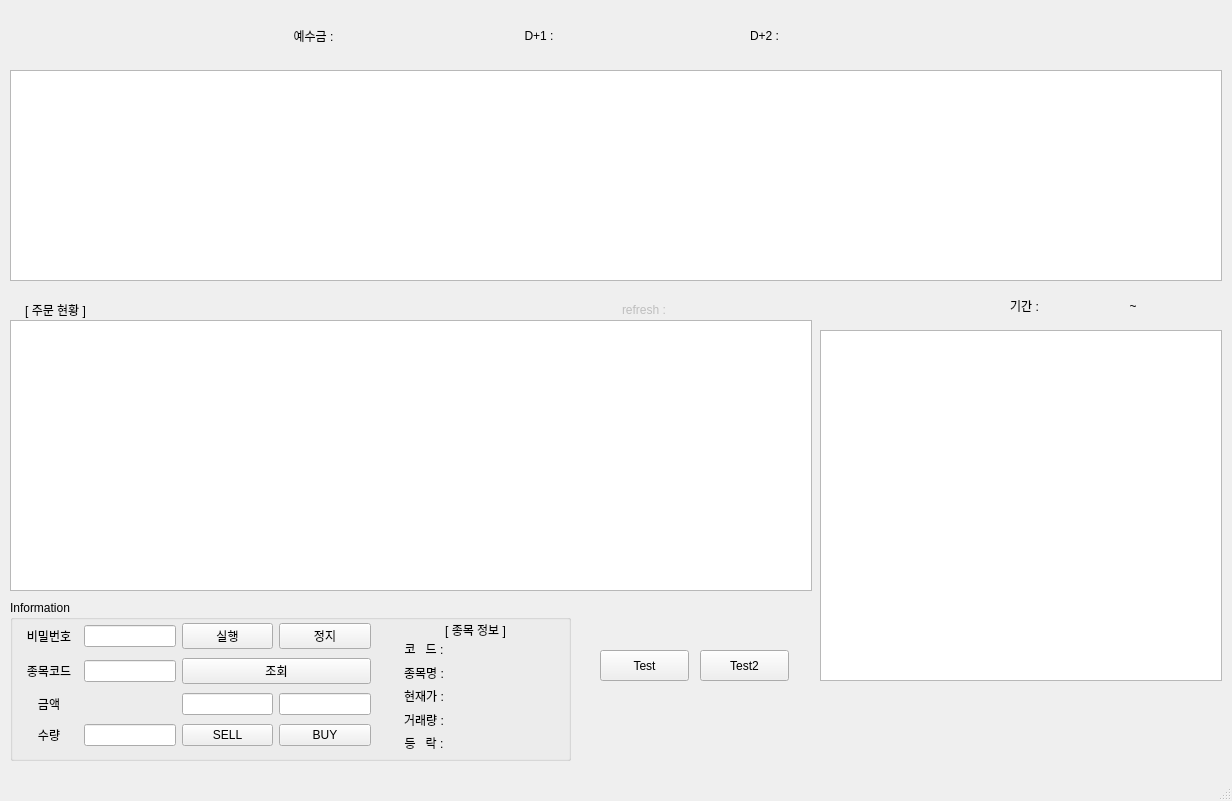
naikiki87/python, file K2/interface.ui: the form before one commit.
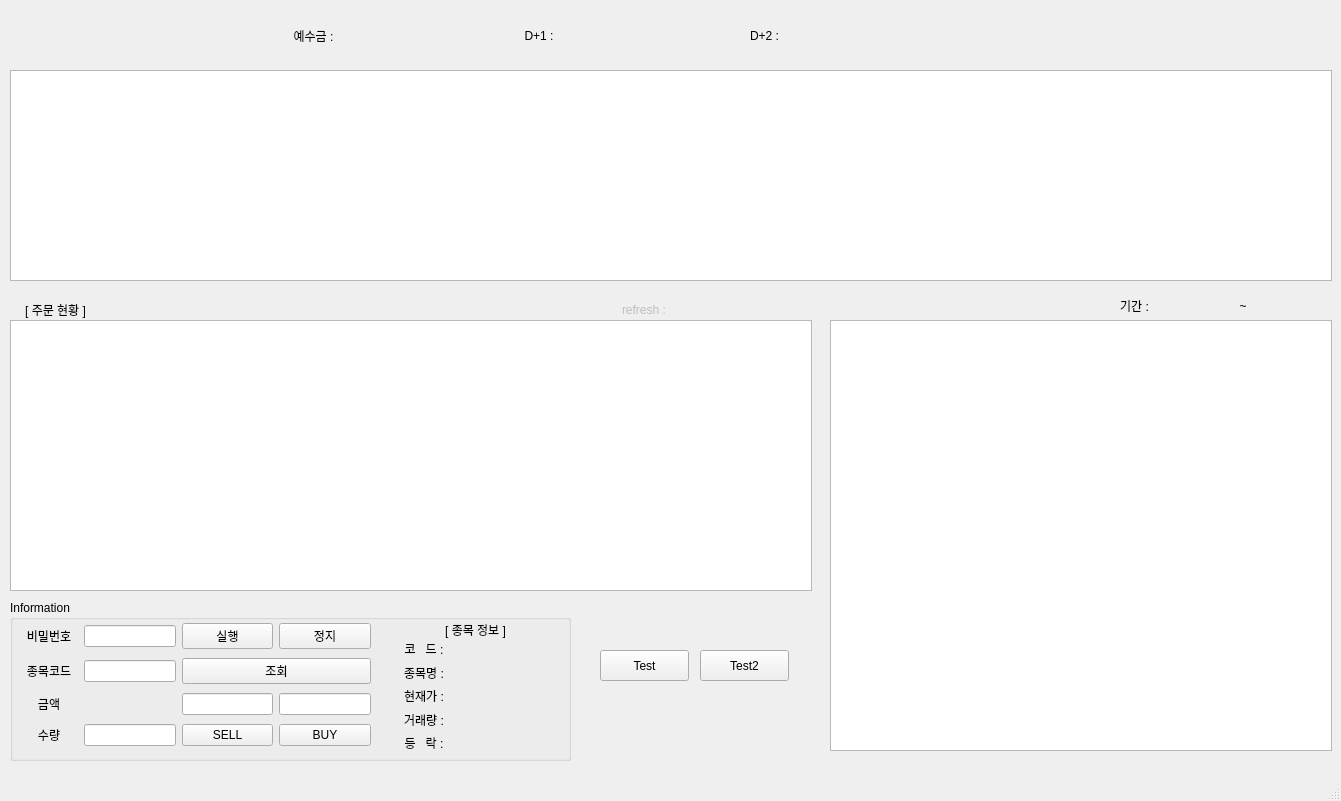
The form after the commit.

```diff
--- a/K2/interface.ui
+++ b/K2/interface.ui
@@ -6,7 +6,7 @@
    <rect>
     <x>0</x>
     <y>0</y>
-    <width>1232</width>
+    <width>1341</width>
     <height>801</height>
    </rect>
   </property>
@@ -25,7 +25,7 @@
      <rect>
       <x>10</x>
       <y>70</y>
-      <width>1212</width>
+      <width>1322</width>
       <height>211</height>
      </rect>
     </property>
@@ -499,10 +499,10 @@
    <widget class="QTableWidget" name="table_dailyprofit">
     <property name="geometry">
      <rect>
-      <x>820</x>
-      <y>330</y>
-      <width>402</width>
-      <height>351</height>
+      <x>830</x>
+      <y>320</y>
+      <width>502</width>
+      <height>431</height>
      </rect>
     </property>
     <property name="rowCount">
@@ -524,7 +524,7 @@
    <widget class="QWidget" name="gridLayoutWidget_8">
     <property name="geometry">
      <rect>
-      <x>1010</x>
+      <x>1120</x>
       <y>290</y>
       <width>211</width>
       <height>31</height>
```
Left out of the diff: 2 changed lines with no effect on the pictures.
